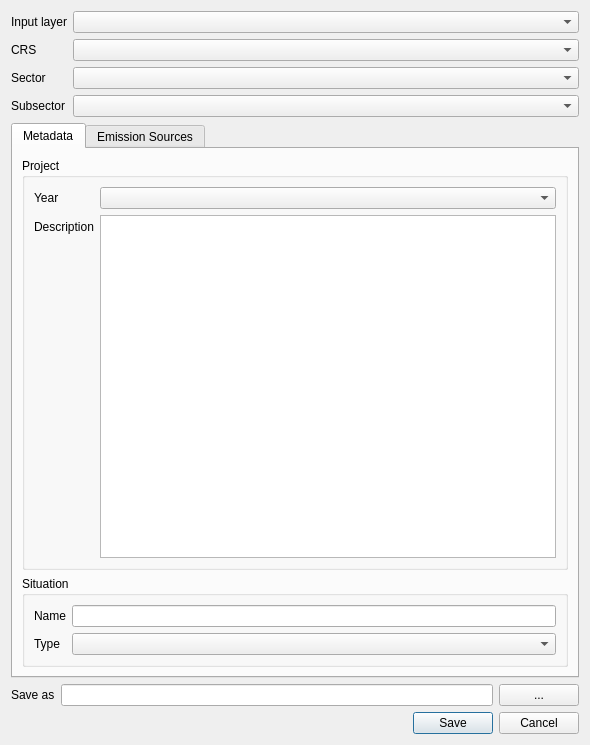
This is ImaerPlugin/generate_calc_input_dlg.ui in opengeogroep/AERIUS-QGIS-plugins as Qt 5 draws it before an edit. The edited form follows.
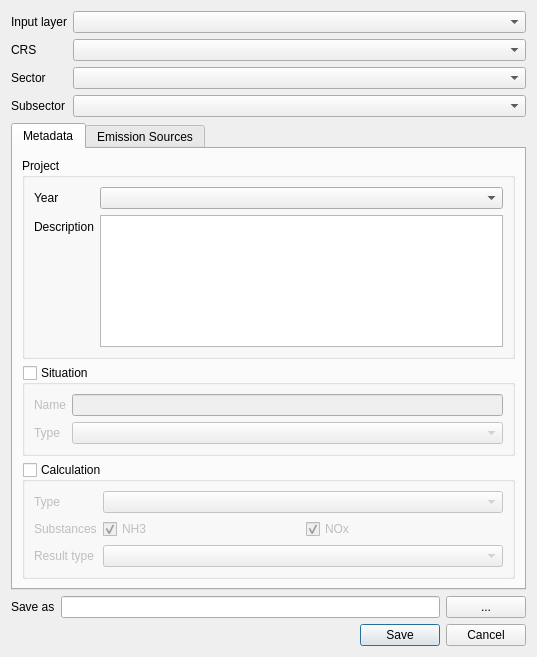
This is the edited form. Custom widgets are drawn as their Qt base class.

Commit message: checkable metadata groups (WIP)

What changed in the file:
```diff
--- a/ImaerPlugin/generate_calc_input_dlg.ui
+++ b/ImaerPlugin/generate_calc_input_dlg.ui
@@ -6,8 +6,8 @@
    <rect>
     <x>0</x>
     <y>0</y>
-    <width>590</width>
-    <height>745</height>
+    <width>537</width>
+    <height>657</height>
    </rect>
   </property>
   <property name="windowTitle">
@@ -110,6 +110,12 @@
              <property name="title">
               <string>Situation</string>
              </property>
+             <property name="checkable">
+              <bool>true</bool>
+             </property>
+             <property name="checked">
+              <bool>false</bool>
+             </property>
              <layout class="QFormLayout" name="formLayout_3">
               <item row="0" column="0">
                <widget class="QLabel" name="label_situation_name">
@@ -134,6 +140,72 @@
              </layout>
             </widget>
            </item>
+           <item>
+            <widget class="QGroupBox" name="group_calculation">
+             <property name="title">
+              <string>Calculation</string>
+             </property>
+             <property name="checkable">
+              <bool>true</bool>
+             </property>
+             <property name="checked">
+              <bool>false</bool>
+             </property>
+             <layout class="QFormLayout" name="formLayout_4">
+              <item row="2" column="0">
+               <widget class="QLabel" name="label_calculation_result_type">
+                <property name="text">
+                 <string>Result type</string>
+                </property>
+               </widget>
+              </item>
+              <item row="2" column="1">
+               <widget class="QComboBox" name="combo_calculation_result_type"/>
+              </item>
+              <item row="0" column="0">
+               <widget class="QLabel" name="label_calculation_type">
+                <property name="text">
+                 <string>Type</string>
+                </property>
+               </widget>
+              </item>
+              <item row="0" column="1">
+               <widget class="QComboBox" name="combo_calculation_type"/>
+              </item>
+              <item row="1" column="0">
+               <widget class="QLabel" name="label_calculation_substances">
+                <property name="text">
+                 <string>Substances</string>
+                </property>
+               </widget>
+              </item>
+              <item row="1" column="1">
+               <layout class="QHBoxLayout" name="horizontalLayout_2">
+                <item>
+                 <widget class="QCheckBox" name="check_calculation_substance_nh3">
+                  <property name="text">
+                   <string>NH3</string>
+                  </property>
+                  <property name="checked">
+                   <bool>true</bool>
+                  </property>
+                 </widget>
+                </item>
+                <item>
+                 <widget class="QCheckBox" name="check_calculation_substance_nox">
+                  <property name="text">
+                   <string>NOx</string>
+                  </property>
+                  <property name="checked">
+                   <bool>true</bool>
+                  </property>
+                 </widget>
+                </item>
+               </layout>
+              </item>
+             </layout>
+            </widget>
+           </item>
           </layout>
          </widget>
          <widget class="QWidget" name="tab_emission_sources">
```
Left out of the diff: 4 changed lines with no effect on the pictures. The commit also changes 2 other files.
